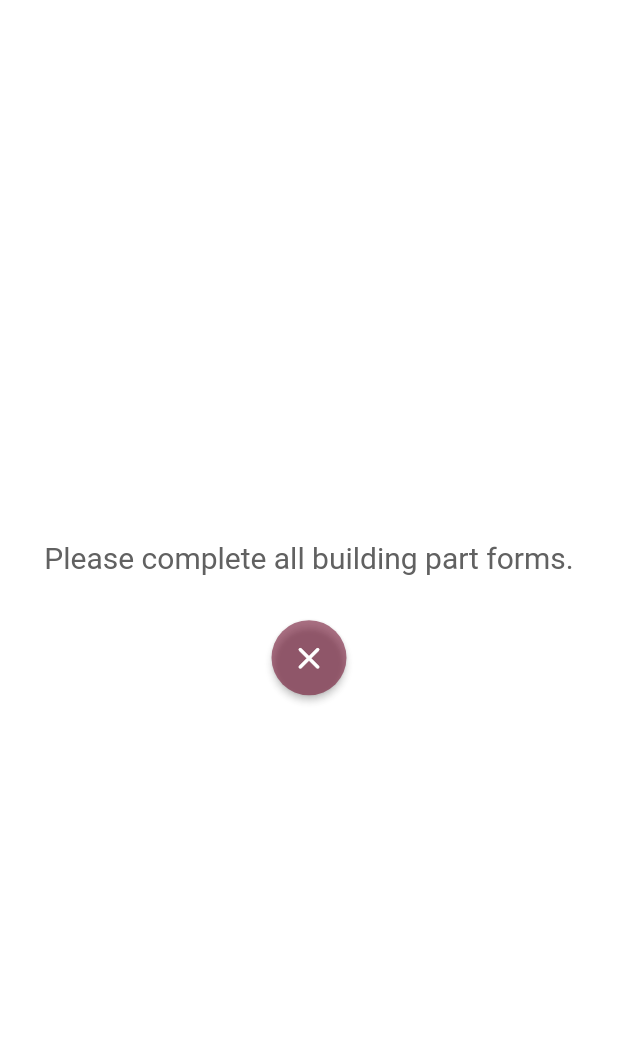
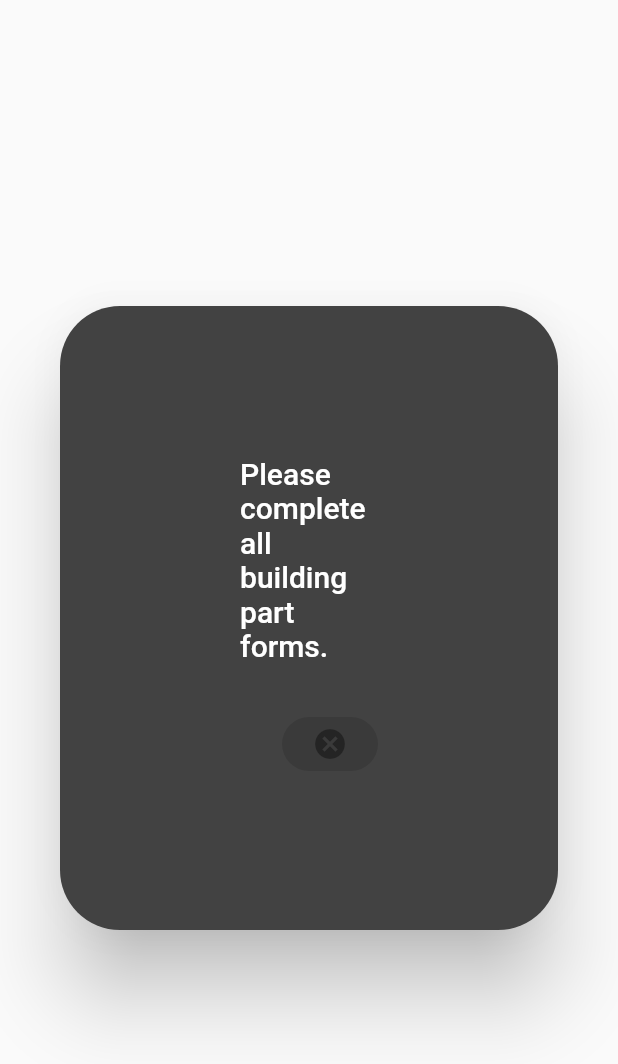
Before and after one commit to chewbaccapush/insurance_agents_app, a Flutter app: the CustomDialog widget shown alone on an empty page, opened directly, on a phone screen of 412 x 824 dp. Shown: the top 1064 px of the screen. Run offline on Flutter 3.47's test engine with Material 2 defaults, Android fonts, the phone set to English and light mode, and no system bars; our stand-ins replace animated_splash_screen, connectivity, connectivity_plus, flutter_staggered_animations, flutter_switch, internet_connection_checker and 8 more; missing offline and left inert: aws_sqs_api, dart:ffi, dart:js, dart_amqp, enum_to_string; accounts and stored records are empty; generated files the repository leaves out were written again; project files that could hold a hidden picture were left out.

Commit message:
Added custom alert everywhere

```diff
--- a/lib/widgets/custom_dialog.dart
+++ /dev/null
@@ -1,52 +0,0 @@
-import 'package:flutter/material.dart';
-import 'package:msg/screens/history.dart';
-
-class CustomDialog extends StatelessWidget {
-  final String text;
-  const CustomDialog({Key? key, required this.text}) : super(key: key);
-
-  @override
-  Widget build(BuildContext context) {
-    return Scaffold(
-      backgroundColor:
-          Theme.of(context).colorScheme.onSecondary.withOpacity(0.80),
-      body: Center(
-        child: Container(
-          alignment: Alignment.center,
-          child: Column(mainAxisAlignment: MainAxisAlignment.center, children: [
-            Row(mainAxisAlignment: MainAxisAlignment.center, children: [
-              Flexible(
-                child: Text(text, style: Theme.of(context).textTheme.caption),
-              )
-            ]),
-            Padding(
-              padding: const EdgeInsets.only(top: 30.0),
-              child: Row(
-                mainAxisAlignment: MainAxisAlignment.center,
-                children: [
-                  RawMaterialButton(
-                    onPressed: () {
-                      Navigator.of(context).push(PageRouteBuilder(
-                          opaque: false,
-                          pageBuilder: (BuildContext context, _, __) =>
-                              const HistoryPage()));
-                    },
-                    elevation: 2.0,
-                    fillColor: const Color.fromARGB(148, 112, 14, 46),
-                    child: const Icon(
-                      Icons.clear_rounded,
-                      size: 25.0,
-                      color: Colors.white,
-                    ),
-                    padding: const EdgeInsets.all(12.5),
-                    shape: const CircleBorder(),
-                  )
-                ],
-              ),
-            )
-          ]),
-        ),
-      ),
-    );
-  }
-}
--- a/lib/widgets/custom_popup.dart
+++ b/lib/widgets/custom_popup.dart
@@ -1,15 +1,25 @@
-import 'dart:ui';
+import 'package:flutter/material.dart';
 
-import 'package:flutter/foundation.dart';
-import 'package:flutter/gestures.dart';
-import 'package:flutter/material.dart';
-import 'package:flutter/src/foundation/key.dart';
-import 'package:flutter/src/widgets/framework.dart';
+import '../services/storage_service.dart';
 
 class CustomDialog extends StatelessWidget {
-  final Text? title;
+  final dynamic title;
   final dynamic actions;
-  const CustomDialog({Key? key, this.title, this.actions}) : super(key: key);
+  final bool twoButtons;
+  final dynamic titleButtonOne;
+  final dynamic onPressedButtonOne;
+  final Text? titleButtonTwo;
+  final dynamic onPressedButtonTwo;
+  const CustomDialog({
+    Key? key,
+    this.title,
+    this.actions,
+    this.twoButtons = true,
+    required this.titleButtonOne,
+    this.onPressedButtonOne,
+    this.titleButtonTwo,
+    this.onPressedButtonTwo,
+  }) : super(key: key);
 
   @override
   Widget build(BuildContext context) {
@@ -21,7 +31,41 @@ class CustomDialog extends StatelessWidget {
       shape: const RoundedRectangleBorder(
           borderRadius: BorderRadius.all(Radius.circular(40))),
       title: title,
-      actions: actions,
+      actions: twoButtons
+          ? [
+              ElevatedButton(
+                child: titleButtonOne,
+                style: ElevatedButton.styleFrom(
+                  shape: const StadiumBorder(),
+                  primary: (StorageService.getAppThemeId() == false)
+                      ? const Color.fromARGB(220, 112, 14, 46)
+                      : const Color.fromARGB(148, 112, 14, 46),
+                ),
+                onPressed: onPressedButtonOne,
+              ),
+              ElevatedButton(
+                child: titleButtonTwo,
+                style: ElevatedButton.styleFrom(
+                  shape: const StadiumBorder(),
+                  primary: (StorageService.getAppThemeId() == false)
+                      ? const Color.fromARGB(220, 112, 14, 46)
+                      : const Color.fromARGB(148, 112, 14, 46),
+                ),
+                onPressed: onPressedButtonTwo,
+              ),
+            ]
+          : [
+              ElevatedButton(
+                child: titleButtonOne,
+                style: ElevatedButton.styleFrom(
+                  shape: const StadiumBorder(),
+                  primary: (StorageService.getAppThemeId() == false)
+                      ? const Color.fromARGB(220, 112, 14, 46)
+                      : const Color.fromARGB(148, 112, 14, 46),
+                ),
+                onPressed: onPressedButtonOne,
+              ),
+            ],
     );
   }
 }
```
Also changed, not shown: lib/screens/building_assessment_form.dart (+16 -55 lines), lib/screens/building_part_form.dart (+62 -69 lines), lib/screens/history.dart (+30 -13 lines), lib/screens/measurement_form.dart (+35 -48 lines), 1 other file.
